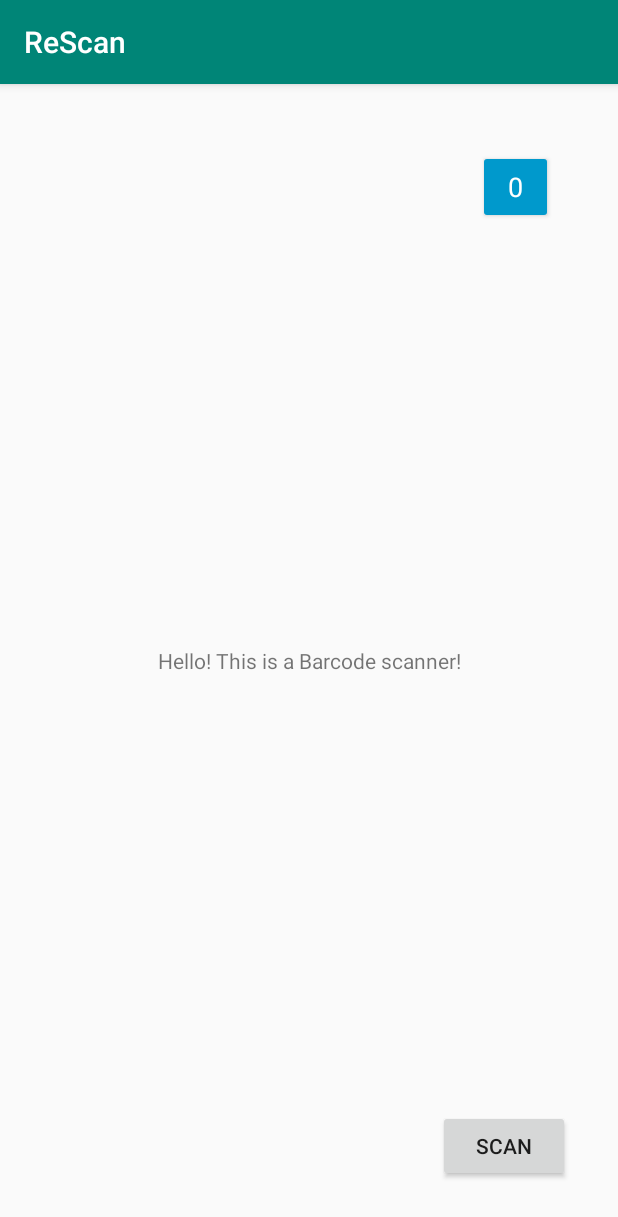
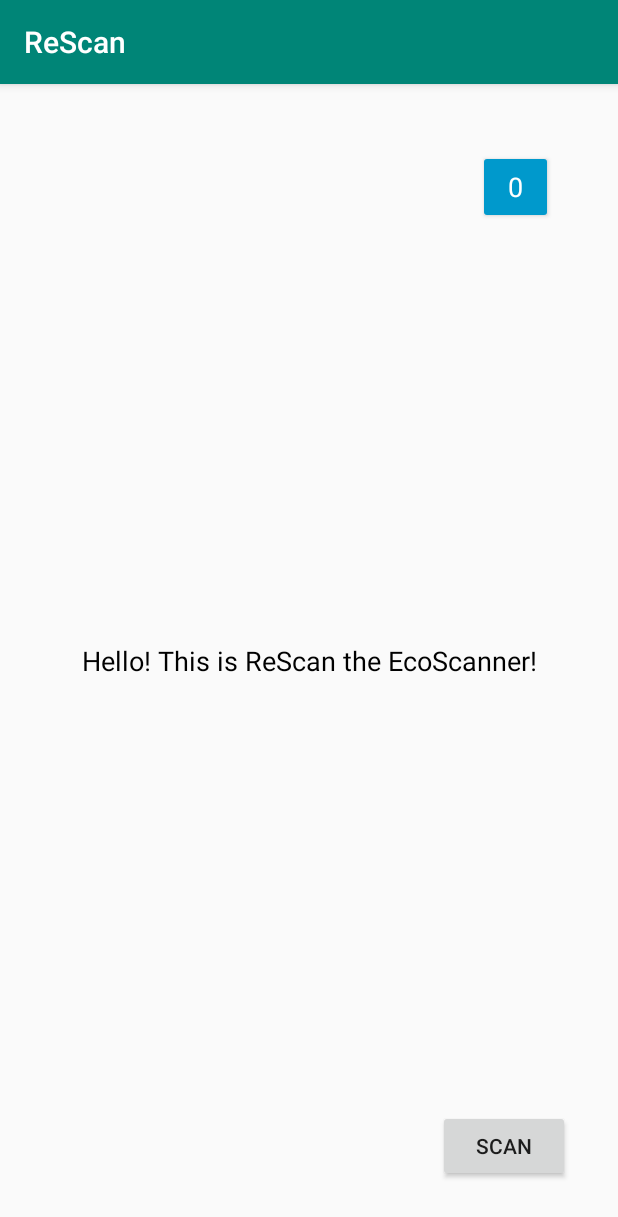
Before and after one commit to nasko25/Barcode, an Android app: the screen it shows after launch (MainActivity), on a phone screen of 412 x 824 dp. Shown: the top 1217 px of the screen. Run offline under Robolectric (Android 15) with nearby library versions, the phone set to English and light mode, and no system bars; libraries missing offline, so code that uses them is left out: com.readystatesoftware.sqliteasset; 15 statements that could not run were skipped.

Commit message:
Made text prettier and fixed some errors.

```diff
--- a/app/src/main/java/com/example/atanaspashov/barcode/GetMaterialInformationActivity.java
+++ b/app/src/main/java/com/example/atanaspashov/barcode/GetMaterialInformationActivity.java
@@ -25,6 +25,8 @@ public class GetMaterialInformationActivity extends AppCompatActivity {
         Log.w("COW", "description " + description);
         // display all the information for the material of the type of plastic
         barcodeInformation = findViewById(R.id.barcode_information);
+        description = description.replace("\\n", "\r\n\t\t");
+        Log.w("COW", "description " + description);
         barcodeInformation.setText("\t\t Type of plastic: " + plastic + "\n\n\t\t Description: " + description);
 
         SetupTheMargin();
--- a/app/src/main/res/layout/activity_get_material_information.xml
+++ b/app/src/main/res/layout/activity_get_material_information.xml
@@ -24,6 +24,7 @@
                 android:layout_marginEnd="8dp"
                 android:layout_marginBottom="8dp"
                 android:text="@string/testing_huge"
+                android:inputType="textMultiLine"
                 app:layout_constraintBottom_toBottomOf="parent"
                 app:layout_constraintEnd_toEndOf="parent"
                 app:layout_constraintStart_toStartOf="parent"
--- a/app/src/main/res/layout/activity_recycle_history.xml
+++ b/app/src/main/res/layout/activity_recycle_history.xml
@@ -31,7 +31,9 @@
         android:layout_marginTop="8dp"
         android:layout_marginEnd="8dp"
         android:layout_marginBottom="8dp"
-        android:text="Hello! This is a Barcode scanner!"
+        android:text="Hello! This is ReScan the EcoScanner!"
+        android:textColor="@android:color/black"
+        android:textSize="18sp"
         app:layout_constraintBottom_toBottomOf="parent"
         app:layout_constraintEnd_toEndOf="parent"
         app:layout_constraintStart_toStartOf="parent"
```
Also changed, not shown: app/src/main/java/com/example/atanaspashov/barcode/MainActivity.java (+8 -4 lines).
